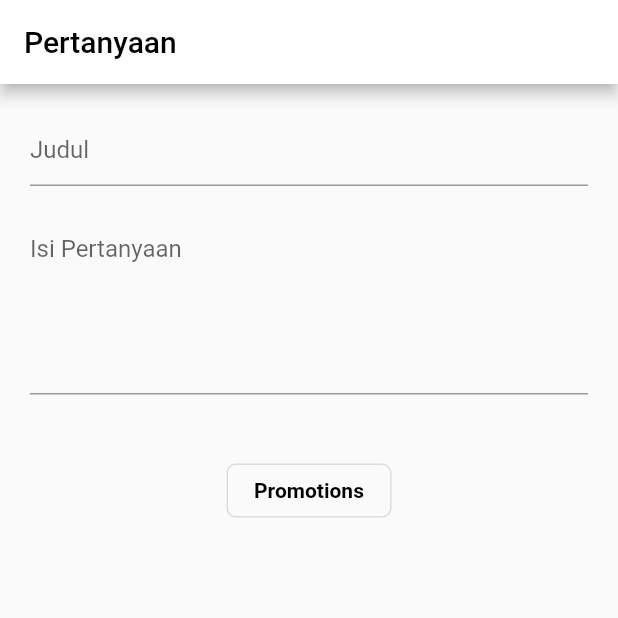
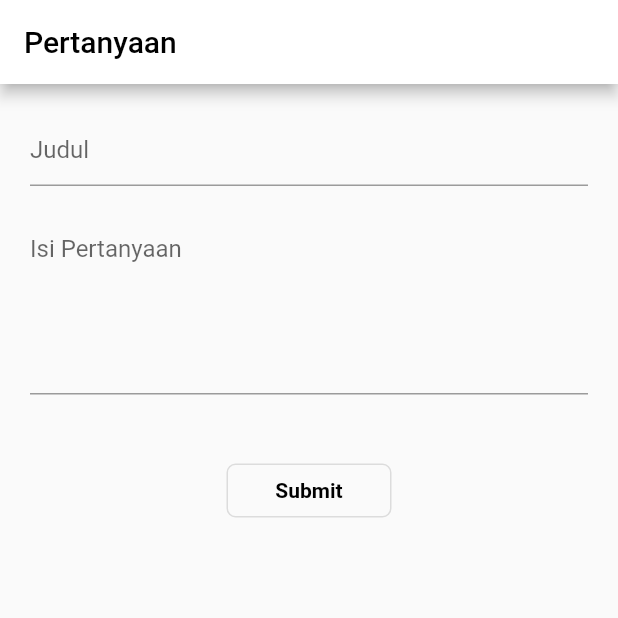
Before and after one commit to walv/chc_design, a Flutter app: the QuestScreen screen opened directly, on a phone screen of 412 x 824 dp, the top half of it. Run offline on Flutter 3.47's test engine with Material 2 defaults, Android fonts, the phone set to English and light mode, and no system bars; our stand-ins replace cloud_firestore, firebase_auth, firebase_core, firebase_storage, material_design_icons_flutter, splashscreen and 1 more; accounts and stored records are empty.

Commit message:
quest screen

```diff
--- a/lib/quest_screen.dart
+++ b/lib/quest_screen.dart
@@ -47,7 +47,7 @@ class _QuestScreenState extends State<QuestScreen> {
                     borderRadius: BorderRadius.circular(6),
                   ),
                   child: Text(
-                    'Promotions',
+                    'Submit',
                     style: TextStyle(
                       color: Colors.black,
                       fontSize: 14,
```
